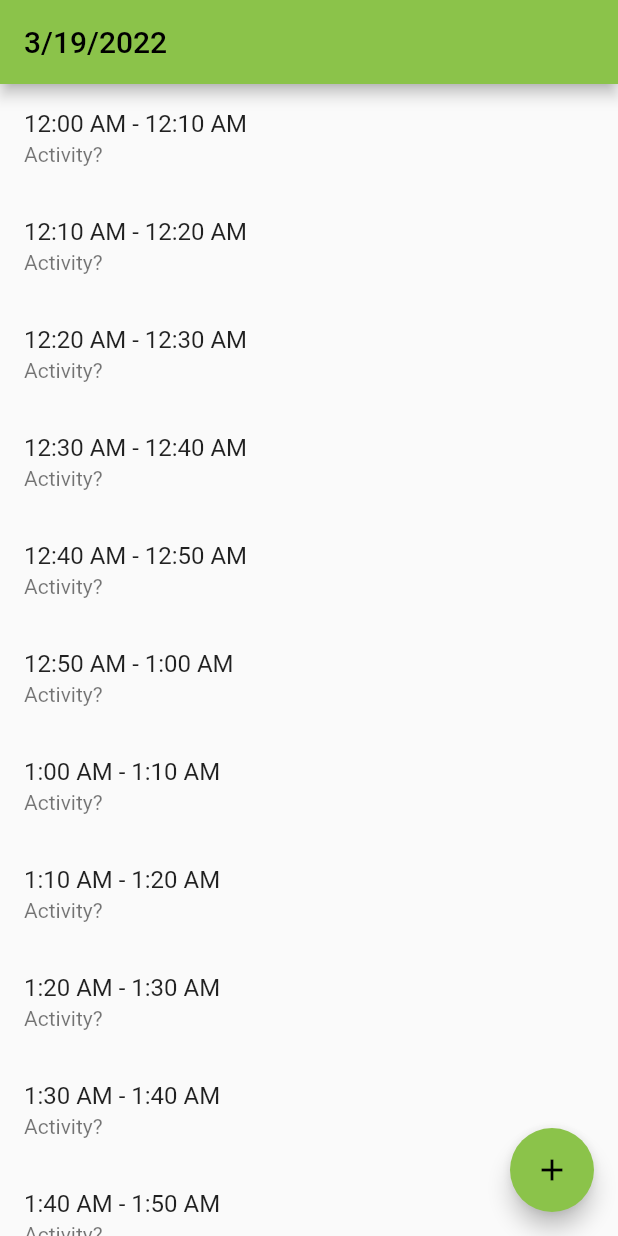
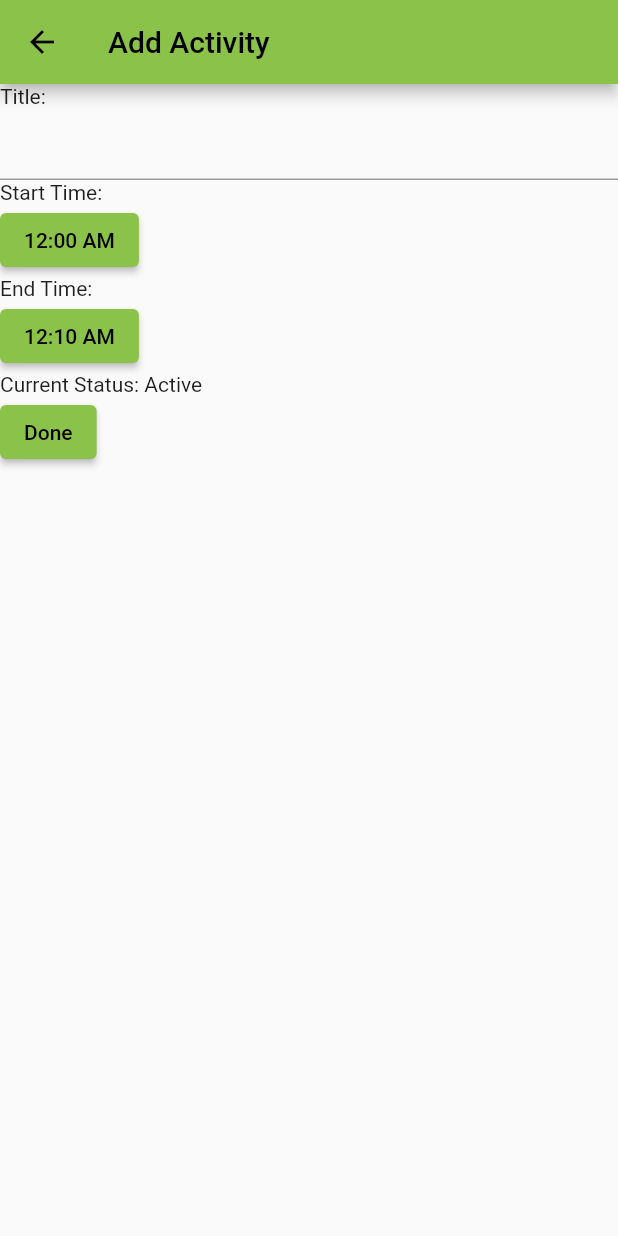
Before and after one commit to arnavpon/effectiveness_app, a Flutter app: the screen it shows after launch, after a tap on an icon or button, on a phone screen of 412 x 824 dp. Run offline on Flutter 3.47's test engine with Material 2 defaults, Android fonts, the phone set to English and light mode, and no system bars.

Commit message:
added Activity form

```diff
--- a/lib/main.dart
+++ b/lib/main.dart
@@ -2,6 +2,7 @@ import 'package:flutter/material.dart';
 import 'package:effectivess_app/views/screen_day_view.dart';
 
 void main() {
+  WidgetsFlutterBinding.ensureInitialized();
   runApp(const MyApp());
 }
 
--- a/lib/models/activity.dart
+++ b/lib/models/activity.dart
@@ -1,5 +1,25 @@
+import 'package:effectivess_app/models/status.dart';
+import 'package:effectivess_app/models/time_segment.dart';
+
 class Activity {
-  final String name;
+  final String title;
+  Status status = Status.active;
+  List<Activity> children = [];
+  List<TimeSegment> timeSegments = [];
+  List<String> tags = [];
+  int value = 0;
+  double correctedUrgency = 0;
 
-  Activity(this.name);
+  Activity({required this.title});
+
+  String getReadableStatus() {
+    switch (status) {
+      case Status.completed:
+        return "Completed";
+      case Status.awaiting:
+        return "Awaiting";
+      case Status.active:
+        return "Active";
+    }
+  }
 }
--- /dev/null
+++ b/lib/models/status.dart
@@ -0,0 +1 @@
+enum Status { completed, awaiting, active }
--- a/lib/models/time_segment.dart
+++ b/lib/models/time_segment.dart
@@ -1,11 +1,61 @@
+import 'package:flutter/material.dart';
+
 class TimeSegment {
+  static const String KEY_HOUR_STRING = "key_hour_string";
+  static const String KEY_HOUR_MODIFIER = "key_hour_modifier";
+
   final DateTime startTime;
   final DateTime endTime;
+
+  // MARK: - Constructors
 
   const TimeSegment(this.startTime, this.endTime); // default constructor
   TimeSegment.withDuration(this.startTime, Duration duration)
       : endTime = startTime.add(duration); // constructor 2
 
-  // don't assume 10 minute time increments, make this flexible
-  // allows flexible view (when we select new segment length, auto-increments view)
+  // MARK: - Computed Properties
+
+  TimeOfDay get startTimeOfDay =>
+      TimeOfDay(hour: startTime.hour, minute: startTime.minute);
+  TimeOfDay get endTimeOfDay =>
+      TimeOfDay(hour: endTime.hour, minute: endTime.minute);
+
+  String get readableStartTime {
+    var startHour = _formatHour(startTime.hour);
+    var startMinute = _formatMinute(startTime.minute);
+    return "${startHour[KEY_HOUR_STRING]}:$startMinute ${startHour[KEY_HOUR_MODIFIER]}";
+  }
+
+  String get readableEndTime {
+    var endHour = _formatHour(endTime.hour);
+    var endMinute = _formatMinute(endTime.minute);
+    return "${endHour[KEY_HOUR_STRING]}:$endMinute ${endHour[KEY_HOUR_MODIFIER]}";
+  }
+
+  String get readableFullString {
+    // returns a human readable string for the time segment
+    return "$readableStartTime - $readableEndTime";
+  }
+
+  // MARK: - Instance Methods
+
+  String _formatMinute(int minute) {
+    /// Adds trailing zero to minutes
+    return (minute < 10) ? "0$minute" : "$minute";
+  }
+
+  Map<String, String> _formatHour(int hour) {
+    /// Creates readable string with modifier (AM/PM) for hour value
+    String formattedString = "$hour";
+    String modifier = "AM";
+    if (hour == 0) {
+      formattedString = "12";
+    } else if (hour >= 12) {
+      if (hour > 12) {
+        formattedString = "${hour - 12}";
+      }
+      modifier = "PM";
+    }
+    return {KEY_HOUR_STRING: formattedString, KEY_HOUR_MODIFIER: modifier};
+  }
 }
--- /dev/null
+++ b/lib/views/activity_form.dart
@@ -0,0 +1,112 @@
+import 'package:flutter/material.dart';
+import 'package:effectivess_app/models/activity.dart';
+import 'package:effectivess_app/models/time_segment.dart';
+
+class ActivityForm extends StatefulWidget {
+  const ActivityForm({Key? key, required this.timeSegment})
+      : activity = null,
+        super(key: key);
+  const ActivityForm.fromActivity(
+      {Key? key, required this.timeSegment, required this.activity})
+      : super(key: key);
+
+  final TimeSegment timeSegment;
+  final Activity? activity;
+
+  @override
+  State<ActivityForm> createState() => _ActivityFormState();
+}
+
+class _ActivityFormState extends State<ActivityForm> {
+  final _formKey = GlobalKey<FormState>();
+  Activity _activity = Activity(title: "");
+  TimeSegment _timeSegment = TimeSegment(DateTime.now(), DateTime.now());
+
+  @override
+  initState() {
+    super.initState();
+    WidgetsBinding.instance!.addPostFrameCallback((_) {
+      setState(() {
+        _timeSegment = widget.timeSegment;
+        if (widget.activity != null) {
+          _activity = widget.activity!;
+        }
+      });
+    });
+  }
+
+  Future _selectStartTime() async {
+    var tod = await showTimePicker(
+        context: context, initialTime: _timeSegment.startTimeOfDay);
+    if (tod != null) {
+      // update timeSegment
+      var start = DateTime(
+          _timeSegment.startTime.year,
+          _timeSegment.startTime.month,
+          _timeSegment.startTime.day,
+          tod.hour,
+          tod.minute);
+      if (_timeSegment.endTime.isAfter(start)) {
+        // safety check that startTime < endTime
+        setState(() {
+          _timeSegment = TimeSegment(start, _timeSegment.endTime);
+        });
+      }
+    }
+  }
+
+  Future _selectEndTime() async {
+    var tod = await showTimePicker(
+        context: context, initialTime: _timeSegment.endTimeOfDay);
+    if (tod != null) {
+      // update timeSegment
+      var end = DateTime(
+          _timeSegment.startTime.year,
+          _timeSegment.startTime.month,
+          _timeSegment.startTime.day,
+          tod.hour,
+          tod.minute);
+      if (_timeSegment.startTime.isBefore(end)) {
+        // safety check that startTime < endTime
+        setState(() {
+          _timeSegment = TimeSegment(_timeSegment.startTime, end);
+        });
+      }
+    }
+  }
+
+  @override
+  Widget build(BuildContext context) {
+    return Form(
+        key: _formKey,
+        child: Column(
+          crossAxisAlignment: CrossAxisAlignment.start,
+          children: <Widget>[
+            const Text("Title: "),
+            TextFormField(
+              initialValue: widget.activity?.title,
+              validator: (value) =>
+                  (value == null || value.isEmpty) ? "Title is required" : null,
+            ),
+            const Text("Start Time: "),
+            ElevatedButton(
+                onPressed: _selectStartTime,
+                child: Text(_timeSegment.readableStartTime)),
+            const Text("End Time: "),
+            ElevatedButton(
+                onPressed: _selectEndTime,
+                child: Text(_timeSegment.readableEndTime)),
+            Text("Current Status: ${_activity.getReadableStatus()}"),
+            ElevatedButton(
+              onPressed: () {
+                if (_formKey.currentState!.validate()) {
+                  // store activity in db & navigate back
+                  Navigator.of(context).pop();
+                }
+              },
+              child: const Text("Done"),
+            )
+          ],
+        ));
+  }
+}
--- a/lib/views/screen_day_view.dart
+++ b/lib/views/screen_day_view.dart
@@ -1,5 +1,8 @@
 import 'dart:developer';
 
+import 'package:effectivess_app/models/activity.dart';
+import 'package:effectivess_app/models/time_segment.dart';
+import 'package:effectivess_app/views/activity_form.dart';
 import 'package:flutter/material.dart';
 
 class DayViewScreen extends StatefulWidget {
@@ -18,50 +21,29 @@ class DayViewScreen extends StatefulWidget {
 class _DayViewScreenState extends State<DayViewScreen> {
   DateTime? _startTime;
 
-  final String KEY_HOUR_STRING = "key_hour_string";
-  final String KEY_HOUR_MODIFIER = "key_hour_modifier";
-
-  Map<String, String> formatHour(int hour) {
-    /// Creates readable string with modifier (AM/PM) for hour value
-    String formattedString = "$hour";
-    String modifier = "AM";
-    if (hour == 0) {
-      formattedString = "12";
-    } else if (hour >= 12) {
-      if (hour > 12) {
-        formattedString = "${hour - 12}";
-      }
-      modifier = "PM";
-    }
-    return {KEY_HOUR_STRING: formattedString, KEY_HOUR_MODIFIER: modifier};
-  }
-
-  String formatMinute(int minute) {
-    /// Adds trailing zero to minutes
-    return (minute < 10) ? "0$minute" : "$minute";
-  }
-
   @override
   initState() {
     super.initState();
     _segments = List.generate((24 * 6), (index) {
       var tsStart = widget.day.add(Duration(minutes: index * 10));
       var tsEnd = tsStart.add(const Duration(minutes: 10));
-      var startHour = formatHour(tsStart.hour);
-      var startMinute = formatMinute(tsStart.minute);
-      var endHour = formatHour(tsEnd.hour);
-      var endMinute = formatMinute(tsEnd.minute);
-
-      return "${startHour[KEY_HOUR_STRING]}:$startMinute ${startHour[KEY_HOUR_MODIFIER]} - ${endHour[KEY_HOUR_STRING]}:$endMinute ${endHour[KEY_HOUR_MODIFIER]}";
+      return TimeSegment(tsStart, tsEnd);
     });
+    _activities[_segments[3]] = Activity(title: "Test Activity"); // ***
   }
 
-  List<String> _segments = <String>[];
+  List<TimeSegment> _segments = <TimeSegment>[]; // data source for UI list view
+  final Map<TimeSegment, Activity> _activities =
+      {}; // existing activities for day, best way to index this?
 
   void _pinStartTime() {
     // toggle pin on & off, create item when toggled off
     _startTime = DateTime.now();
     log("Pinned at ${_startTime!.toIso8601String()}");
+  }
+
+  bool _activityExistsForSegment(int index) {
+    return _activities.containsKey(_segments[index]);
   }
 
   @override
@@ -74,11 +56,25 @@ class _DayViewScreenState extends State<DayViewScreen> {
           itemCount: _segments.length,
           itemBuilder: (context, index) {
             return ListTile(
-              title: Text(_segments[index]),
-              subtitle: const Text("Activity?"),
+              title: Text(_segments[index].readableFullString),
+              subtitle: (_activityExistsForSegment(index))
+                  ? Text(_activities[_segments[index]]!.title)
+                  : null,
               onTap: () {
                 // navigate to edit view (form)
-                print("tapped @ index $index");
+                Navigator.of(context).push(MaterialPageRoute(
+                    builder: (context) => Scaffold(
+                          appBar: AppBar(
+                            title: Text(
+                                "${(_activityExistsForSegment(index)) ? "Edit" : "Add"} Activity"),
+                          ),
+                          body: (_activityExistsForSegment(index))
+                              ? ActivityForm.fromActivity(
+                                  timeSegment: _segments[index],
+                                  activity: _activities[_segments[index]],
+                                )
+                              : ActivityForm(timeSegment: _segments[index]),
+                        )));
               },
               selected: false,
               selectedTileColor: Colors.blue,
```
